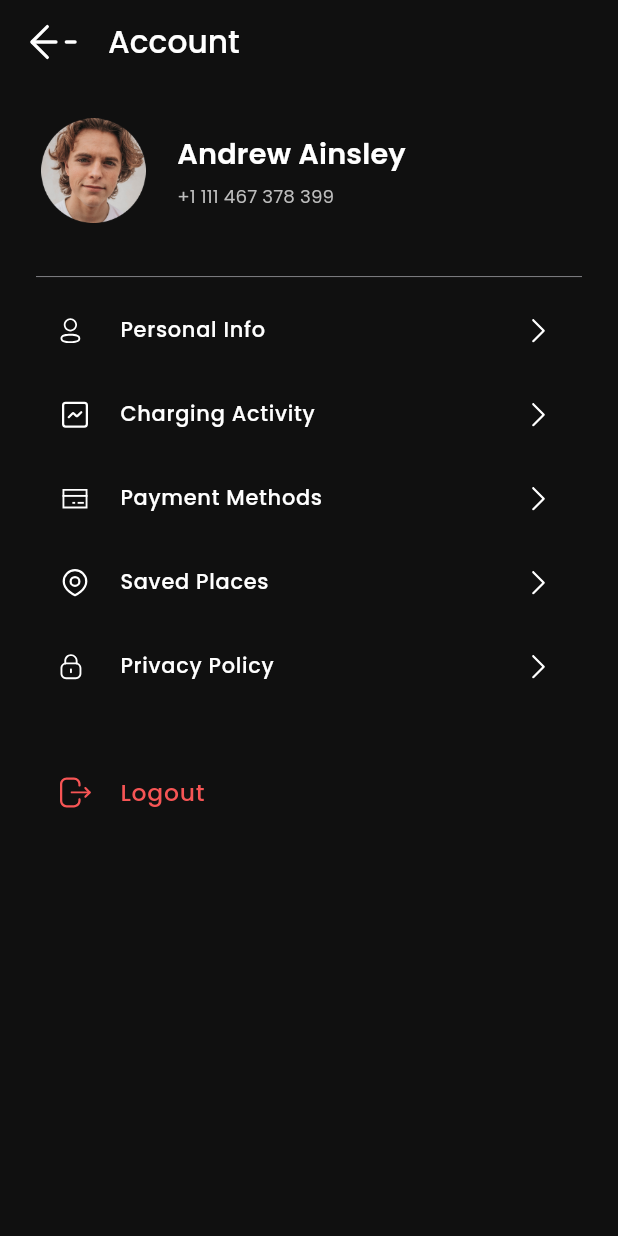
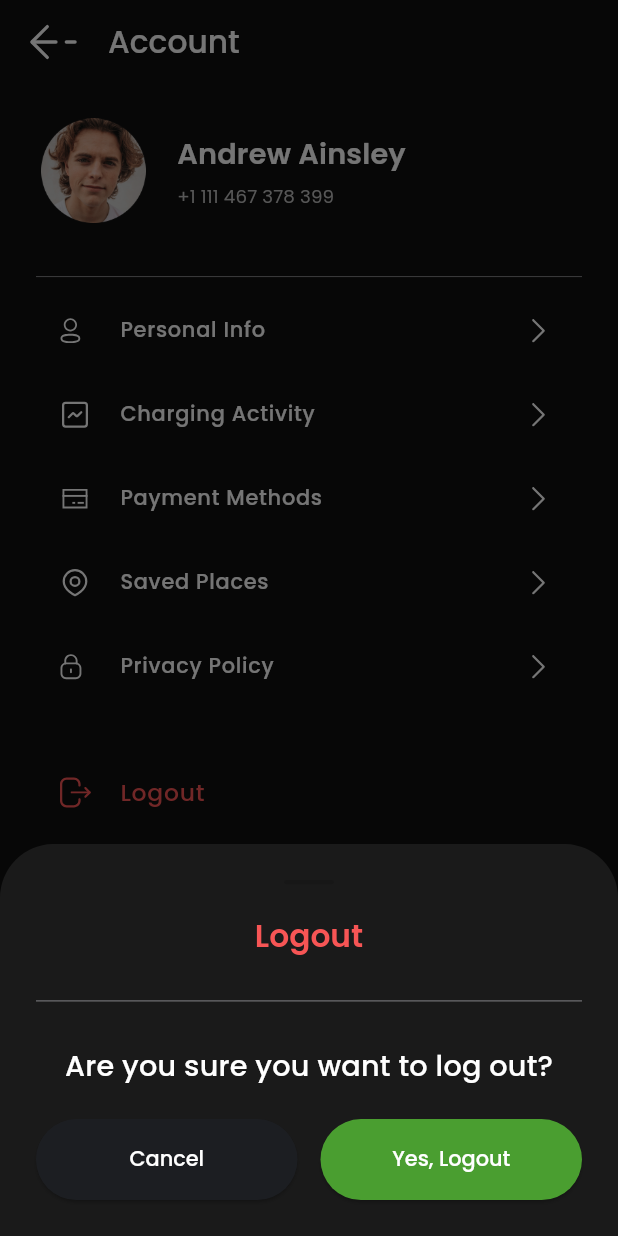
Before and after one commit to backbencherstudio/mevetec_app, a Flutter app: the screen it shows after launch, after a tap on "Logout", on a phone screen of 412 x 824 dp. Run offline on Flutter 3.47's test engine with Material 3 defaults, Android fonts, the phone set to English and light mode, and no system bars; our stand-ins replace dotted_line, flutter_riverpod, flutter_screenutil, flutter_svg, go_router, google_fonts and 2 more.

Commit message:
80 percent done

```diff
--- a/lib/src/core/constant/icons.dart
+++ b/lib/src/core/constant/icons.dart
@@ -16,4 +16,7 @@ class AppIcons {
   static const String masterCard = "$profilePath/mastercard.svg";
   static const String scanner = "$profilePath/scanner.svg";
   static const String cross = "$profilePath/cross.svg";
+  static const String penIcon = "$profilePath/editPen.svg";
+   static const String homeIcon = "$profilePath/homeIcon.svg";
+   static const String officeIcon = "$profilePath/officeBuilding.svg";
 }
--- a/lib/src/core/routes/route_config.dart
+++ b/lib/src/core/routes/route_config.dart
@@ -121,6 +121,17 @@ class RouteConfig {
           );
         },
       ),
+  GoRoute(
+        path: RouteName.savedPlaceScreen,
+        pageBuilder: (context, state) {
+          return buildPageWithTransition(
+            context: context,
+            state: state,
+            transitionType: PageTransitionType.slideRightToLeft,
+            child: SavedPlaceScreen(),
+          );
+        },
+      ),
 
         GoRoute(
         path: RouteName.otpScreen,
--- a/lib/src/core/routes/route_import_part.dart
+++ b/lib/src/core/routes/route_import_part.dart
@@ -14,6 +14,7 @@ import 'package:mevetec_app/src/features/screens/profile/personal_info/presentat
 import 'package:mevetec_app/src/features/screens/onboarding/presentation/onboarding_screen.dart';
 
 import 'package:mevetec_app/src/features/screens/profile/acount/presentation/profile_screen.dart';
+import 'package:mevetec_app/src/features/screens/profile/saved_places/presentation/saved_place_screen.dart';
 import '../../features/screens/splash/presentation/splash_screen.dart';
 import 'build_page_with_transition.dart';
 part 'route_config.dart';
--- a/lib/src/core/routes/route_name.dart
+++ b/lib/src/core/routes/route_name.dart
@@ -10,4 +10,5 @@ class RouteName {
   static const String chargingActivityScreen = "/ChargingActivityScreen";
   static const String paymentMthdScreen = "/PaymentMthdScreen";
   static const String addNewPaymentMthdScreen = "/AddNewPaymentMthdScreen";
+  static const String savedPlaceScreen = "/SavedPlaceScreen";
 }
--- a/lib/src/features/screens/profile/acount/Riverpod/listProvider.dart
+++ b/lib/src/features/screens/profile/acount/Riverpod/listProvider.dart
@@ -14,7 +14,7 @@ class ListNotifier extends StateNotifier<List<ProfileListModel>>{
     ProfileListModel(name: "Personal Info", imgIcon: AppIcons.profileIcon, routName: RouteName.profileInfoScreen),
     ProfileListModel(name: "Charging Activity", imgIcon: AppIcons.statsIcon, routName: RouteName.chargingActivityScreen),
     ProfileListModel(name: "Payment Methods", imgIcon: AppIcons.paymentIcon, routName: RouteName.paymentMthdScreen),
-    ProfileListModel(name: "Saved Places", imgIcon: AppIcons.locationIcon, routName: ""),
+    ProfileListModel(name: "Saved Places", imgIcon: AppIcons.locationIcon, routName: RouteName.savedPlaceScreen),
     ProfileListModel(name: "Privacy Policy", imgIcon: AppIcons.privacyIcon, routName: ""),
   ]);
 }
--- a/lib/src/features/screens/profile/acount/presentation/profile_screen.dart
+++ b/lib/src/features/screens/profile/acount/presentation/profile_screen.dart
@@ -9,6 +9,7 @@ import 'package:mevetec_app/src/features/common_widegts/commonWidget.dart';
 import 'package:mevetec_app/src/features/screens/profile/acount/Riverpod/listProvider.dart';
 import 'package:mevetec_app/src/features/screens/profile/acount/presentation/widgets/custom_list_tile.dart';
 import 'package:mevetec_app/src/features/screens/profile/acount/presentation/widgets/profile_display.dart';
+import 'package:mevetec_app/src/features/screens/profile/logout/presentation/logout_sheet.dart';
 
 class ProfileScreen extends StatelessWidget {
   const ProfileScreen({super.key});
@@ -52,7 +53,9 @@ class ProfileScreen extends StatelessWidget {
                 SizedBox(height: 32.h),
                 Customlisttile(
                   title: "Logout",
-                  onTap: () {},
+                  onTap: () {
+                    showLogouttSheet(context);
+                  },
                   textColor: AppColorScheme.error,
                   textSize: 18.sp,
                   leadingIcon: AppIcons.logoutIcon,
--- /dev/null
+++ b/lib/src/features/screens/profile/logout/presentation/logout_sheet.dart
@@ -0,0 +1,120 @@
+import 'package:flutter/material.dart';
+import 'package:flutter_riverpod/flutter_riverpod.dart';
+import 'package:flutter_screenutil/flutter_screenutil.dart';
+import 'package:go_router/go_router.dart';
+import 'package:mevetec_app/src/core/routes/route_name.dart';
+
+import '../../../../../core/theme/theme_extension/color_scheme.dart';
+
+void showLogouttSheet(BuildContext context) {
+  final textStyle = Theme.of(context).textTheme;
+
+  showModalBottomSheet(
+    context: context,
+    isScrollControlled: true,
+    backgroundColor: Colors.transparent,
+    builder: (context) {
+      return SingleChildScrollView(
+        reverse: true,
+        padding: EdgeInsets.only(
+          bottom: MediaQuery.of(context).viewInsets.bottom,
+        ),
+
+        child: IntrinsicHeight(
+          child: ClipPath(
+            child: Container(
+              padding: const EdgeInsets.all(24),
+              decoration: const BoxDecoration(
+                color: Color(0xFF1A1A1A),
+                borderRadius: BorderRadius.vertical(top: Radius.circular(36)),
+              ),
+              child: Consumer(
+                builder: (context, ref, _) {
+                  return Column(
+                    children: [
+                      Center(
+                        child: Container(
+                          height: 3.w,
+                          width: 38.h,
+                          decoration: BoxDecoration(
+                            borderRadius: BorderRadius.circular(100),
+                            color: const Color(0xff171717),
+                          ),
+                        ),
+                      ),
+                      SizedBox(height: 24.h),
+                      Text(
+                        "Logout",
+                        style: textStyle.headlineSmall!.copyWith(
+                          fontWeight: FontWeight.w600,
+                          color: AppColorScheme.error,
+                        ),
+                      ),
+                      SizedBox(height: 24.h),
+                      Divider(color: AppColorScheme.onSurface, thickness: 0.5),
+
+                      SizedBox(height: 24.h),
+                      Text(
+                        "Are you sure you want to log out?",
+                        style: textStyle.titleMedium!.copyWith(
+                          fontWeight: FontWeight.w500,
+                          color: AppColorScheme.primaryTextColor,
+                        ),
+                      ),
+                      SizedBox(height: 24.h),
+
+                      Row(
+                        mainAxisAlignment: MainAxisAlignment.center,
+                        children: [
+                          Expanded(
+                            child: SizedBox(
+                              height: 62.h,
+                              width:183.w ,
+                              child: ElevatedButton(
+                                style: ElevatedButton.styleFrom(
+                                  backgroundColor: Color(0xff1C1E22),
+                                  padding: EdgeInsets.symmetric(
+                                    horizontal: 16.w,
+                                    vertical: 18.h,
+                                  ),
+                                ),
+                                onPressed: () {
+                                  Navigator.pop(context);
+                                },
+                                child: Text("Cancel"),
+                              ),
+                            ),
+                          ),
+                          SizedBox(width: 16.w),
+                          Expanded(
+                            child: SizedBox(
+                               height: 62.h,
+                              width:183.w ,
+                              child: ElevatedButton(
+                                style: ElevatedButton.styleFrom(
+                                  backgroundColor: AppColorScheme.primary,
+                                  padding: EdgeInsets.symmetric(
+                                    horizontal: 16.w,
+                                    vertical: 18.h,
+                                  ),
+                                ),
+                                onPressed: () {
+                                  context.push(RouteName.onboardingScreen);
+                                },
+                                child: Text("Yes, Logout"),
+                              ),
+                            ),
+                          ),
+                        ],
+                      ),
+                    ],
+                  );
+                },
+              ),
+            ),
+          ),
+        ),
+      );
+    },
+  );
+}
```
Also changed, not shown: lib/src/features/screens/profile/charging_activity/presentation/widgets/custom_bill_container.dart (+10 -3 lines), lib/src/features/screens/profile/saved_places/Riverpod/saved_provider.dart (added, +17 -0 lines), lib/src/features/screens/profile/saved_places/Riverpod/saved_state_model.dart (added, +22 -0 lines), lib/src/features/screens/profile/saved_places/presentation/saved_place_screen.dart (added, +58 -0 lines), lib/src/features/screens/profile/saved_places/presentation/widgets/custom_info_tile.dart (added, +57 -0 lines).
